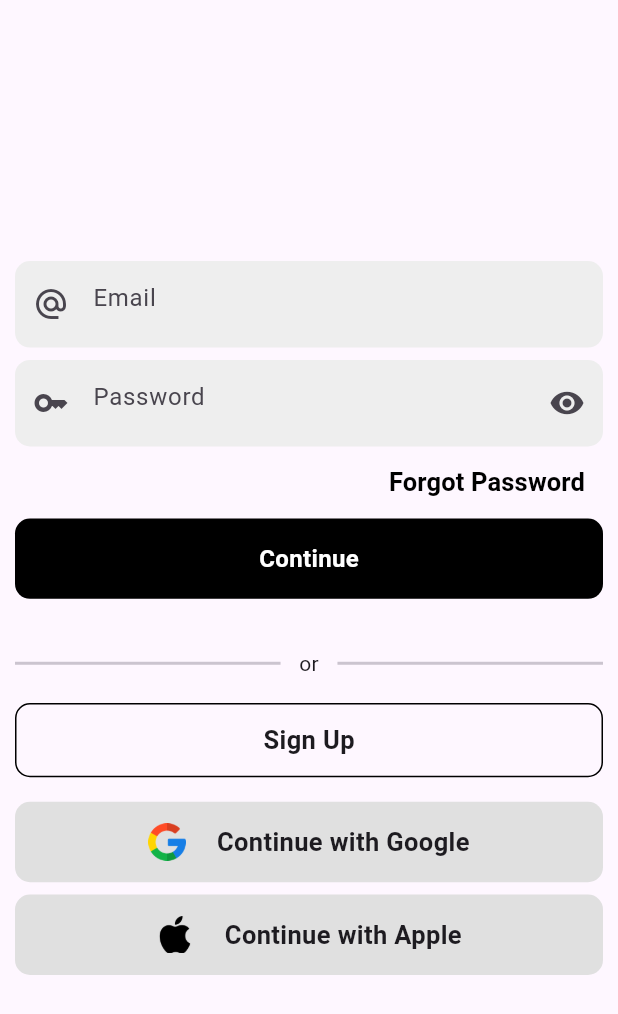
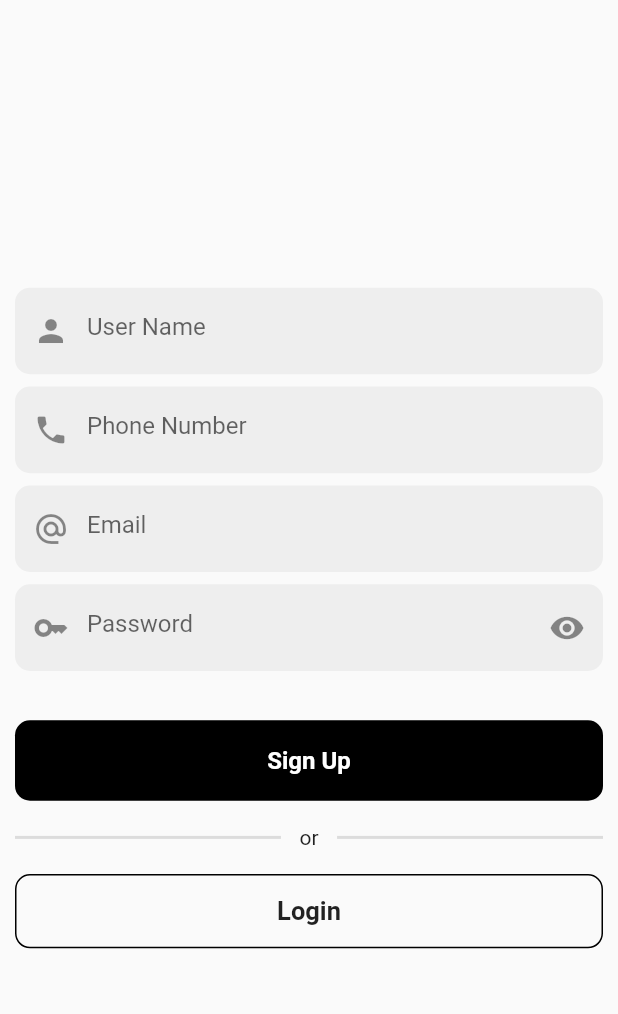
Before and after one commit to Shahabmustafa/softwere_house_task_one, a Flutter app: the LoginPage screen opened directly, after a tap on "Sign Up", on a phone screen of 412 x 824 dp. Shown: the top 1014 px of the screen. Run offline on Flutter 3.47's test engine with Material 2 defaults, Android fonts, the phone set to English and light mode, and no system bars; our stand-ins replace cloud_firestore, firebase_auth, firebase_core, get, google_maps_flutter, persistent_bottom_nav_bar and 1 more; accounts and stored records are empty.

Commit message:
add signup  service

```diff
--- /dev/null
+++ b/lib/src/model/user_model.dart
@@ -0,0 +1,36 @@
+class UserModel {
+  String? userName;
+  String? email;
+  String? phoneNumber;
+  String? profileImage;
+  String? payment;
+  String? type;
+
+  UserModel(
+      {this.userName,
+        this.email,
+        this.phoneNumber,
+        this.profileImage,
+        this.payment,
+        this.type});
+
+  UserModel.fromJson(Map<String, dynamic> json) {
+    userName = json['userName'];
+    email = json['email'];
+    phoneNumber = json['phoneNumber'];
+    profileImage = json['profileImage'];
+    payment = json['payment'];
+    type = json['type'];
+  }
+
+  Map<String, dynamic> toJson() {
+    final Map<String, dynamic> data = new Map<String, dynamic>();
+    data['userName'] = this.userName;
+    data['email'] = this.email;
+    data['phoneNumber'] = this.phoneNumber;
+    data['profileImage'] = this.profileImage;
+    data['payment'] = this.payment;
+    data['type'] = this.type;
+    return data;
+  }
+}
--- /dev/null
+++ b/lib/src/service/auth_service.dart
@@ -0,0 +1,43 @@
+import 'package:cloud_firestore/cloud_firestore.dart';
+import 'package:firebase_auth/firebase_auth.dart';
+import 'package:flutter/cupertino.dart';
+import 'package:get/state_manager.dart';
+import 'package:uber_app/src/model/user_model.dart';
+
+class AuthService extends GetxController{
+  static final firebaseAuth = FirebaseAuth.instance;
+  static final firebase = FirebaseFirestore.instance.collection("users");
+  RxBool loading = false.obs;
+  final userName = TextEditingController().obs;
+  final phoneNumber = TextEditingController().obs;
+  final email = TextEditingController().obs;
+  final password = TextEditingController().obs;
+
+  Future<void> SignIn(BuildContext context)async{
+    loading.value = true;
+   try{
+     await firebaseAuth.createUserWithEmailAndPassword(
+       email: email.value.text,
+       password: password.value.text,
+     ).then((value){
+       print(value);
+       UserModel userModel = UserModel(
+         userName: userName.value.text,
+         email: email.value.text,
+         phoneNumber: phoneNumber.value.text,
+         payment: "",
+         profileImage: "",
+         type: "",
+       );
+       firebase.doc(value.user!.uid).set(userModel.toJson());
+       loading.value = false;
+     }).onError((error, stackTrace){
+       loading.value = false;
+       print(error);
+     });
+   }catch(e){
+     loading.value = false;
+     print(e);
+   }
+  }
+}
--- a/lib/src/share/app_text_field.dart
+++ b/lib/src/share/app_text_field.dart
@@ -2,10 +2,24 @@ import 'package:flutter/material.dart';
 import 'package:uber_app/src/style/app_color.dart';
 
 class TextForm extends StatelessWidget {
-  TextForm({Key? key,this.prefixIcon,this.suffixIcon,required this.title}) : super(key: key);
+  TextForm({
+    Key? key,
+    this.prefixIcon,
+    this.suffixIcon,
+    required this.title,
+    this.controller,
+    this.validator,
+    this.keyboardType,
+    this.obscureText = false,
+  }) : super(key: key);
   String title;
+  TextEditingController? controller;
   IconData? suffixIcon;
   IconData? prefixIcon;
+  String? Function(String?)? validator;
+  TextInputType? keyboardType;
+  bool obscureText;
+
   @override
   Widget build(BuildContext context) {
     final height = MediaQuery.sizeOf(context).height;
@@ -19,6 +33,10 @@ class TextForm extends StatelessWidget {
       ),
       child: Center(
         child: TextFormField(
+          keyboardType: keyboardType,
+          validator: validator,
+          controller: controller,
+          obscureText: obscureText,
           decoration: InputDecoration(
             hintText: title,
             suffixIcon: Icon(suffixIcon),
--- a/lib/src/share/custom_button.dart
+++ b/lib/src/share/custom_button.dart
@@ -3,6 +3,7 @@
 
 import 'package:flutter/cupertino.dart';
 import 'package:flutter/material.dart';
+import 'package:uber_app/src/style/app_color.dart';
 
 class CustomButton extends StatelessWidget {
   CustomButton({Key? key,
@@ -12,6 +13,7 @@ class CustomButton extends StatelessWidget {
     this.onTap,
     this.decoration,
     this.textStyle,
+    this.loading = false,
   }) : super(key: key);
   String text;
   VoidCallback? onTap;
@@ -19,23 +21,21 @@ class CustomButton extends StatelessWidget {
   double? width;
   Decoration? decoration;
   TextStyle? textStyle;
+  bool loading;
 
   @override
   Widget build(BuildContext context) {
     return InkWell(
-      onTap: onTap,
+      onTap: loading ? null : onTap,
       child: Container(
         height: height,
         width: width,
         decoration: decoration,
-        child: Row(
-          mainAxisAlignment: MainAxisAlignment.center,
-          children: [
-            Text(
-              text,
-              style: textStyle,
-            ),
-          ],
+        child: loading ? Center(child: CircularProgressIndicator(color: AppColor.whiteColor,)) : Center(
+          child: Text(
+            text,
+            style: textStyle,
+          ),
         ),
       ),
     );
--- a/lib/src/view/Driver/driver_profile.dart
+++ b/lib/src/view/Driver/driver_profile.dart
@@ -28,7 +28,8 @@ class _DriverProfileState extends State<DriverProfile> {
       body: Column(
         children: [
           InkWell(
-
+            highlightColor: Colors.transparent,
+            splashColor: Colors.transparent,
             onTap: (){
               showModalBottomSheet(
                   context: context,
--- a/lib/src/view/Passenger/passenger_profile.dart
+++ b/lib/src/view/Passenger/passenger_profile.dart
@@ -28,7 +28,8 @@ class _PassengerProfileState extends State<PassengerProfile> {
       body: Column(
         children: [
           InkWell(
-
+            highlightColor: Colors.transparent,
+            splashColor: Colors.transparent,
             onTap: (){
               showModalBottomSheet(
                 context: context,
--- a/lib/src/view/auth/login_screen.dart
+++ b/lib/src/view/auth/login_screen.dart
@@ -6,6 +6,7 @@ import 'package:uber_app/src/style/app_text_style.dart';
 import 'package:uber_app/src/style/social_media_button.dart';
 import 'package:uber_app/src/view/auth/phone_otp_send.dart';
 import 'package:uber_app/src/view/auth/select_user.dart';
+import 'package:uber_app/src/view/auth/sign_up.dart';
 
 class LoginPage extends StatefulWidget {
   const LoginPage({Key? key}) : super(key: key);
@@ -106,7 +107,7 @@ class _LoginPageState extends State<LoginPage> {
                 fontSize: 17
               ),
               onTap: (){
-
+                Navigator.push(context, MaterialPageRoute(builder: (context) => SignUpPage()));
               },
             ),
             SizedBox(
--- /dev/null
+++ b/lib/src/view/auth/sign_up.dart
@@ -0,0 +1,150 @@
+import 'package:flutter/material.dart';
+import 'package:get/get.dart';
+import 'package:get/instance_manager.dart';
+import 'package:uber_app/src/service/auth_service.dart';
+import 'package:uber_app/src/view/auth/select_user.dart';
+
+import '../../share/app_text_field.dart';
+import '../../share/custom_button.dart';
+import '../../style/app_color.dart';
+
+class SignUpPage extends StatefulWidget {
+  const SignUpPage({Key? key}) : super(key: key);
+
+  @override
+  State<SignUpPage> createState() => _SignUpPageState();
+}
+
+class _SignUpPageState extends State<SignUpPage> {
+  final _key = GlobalKey<FormState>();
+  final signUp = Get.put(AuthService());
+  @override
+  Widget build(BuildContext context) {
+    final height = MediaQuery.sizeOf(context).height;
+    final width = MediaQuery.sizeOf(context).width;
+    return Scaffold(
+      body: Padding(
+        padding: const EdgeInsets.symmetric(horizontal: 10),
+        child: Column(
+          mainAxisAlignment: MainAxisAlignment.center,
+          children: [
+            Form(
+              key: _key,
+              child: Column(
+                children: [
+                  TextForm(
+                    title: "User Name",
+                    prefixIcon: Icons.person,
+                    controller: signUp.userName.value,
+                    validator: (value){
+                      return value!.isEmpty ? "Please Enter your User Name" : null;
+                    },
+                  ),
+                  SizedBox(
+                    height: height * 0.01,
+                  ),
+                  TextForm(
+                    title: "Phone Number",
+                    prefixIcon: Icons.phone,
+                    controller: signUp.phoneNumber.value,
+                    keyboardType: TextInputType.phone,
+                    validator: (value){
+                      return value!.isEmpty ? "Please Enter your Phone Number" : null;
+                    },
+                  ),
+                  SizedBox(
+                    height: height * 0.01,
+                  ),
+                  TextForm(
+                    title: "Email",
+                    prefixIcon: Icons.alternate_email,
+                    controller: signUp.email.value,
+                    keyboardType: TextInputType.emailAddress,
+                    validator: (value){
+                      return value!.isEmpty ? "Please Enter your Enter Your Number" : null;
+                    },
+                  ),
+                  SizedBox(
+                    height: height * 0.01,
+                  ),
+                  TextForm(
+                    title: "Password",
+                    keyboardType: TextInputType.visiblePassword,
+                    prefixIcon: Icons.key,
+                    suffixIcon: Icons.visibility,
+                    controller: signUp.password.value,
+                    obscureText: true,
+                    validator: (value){
+                      return value!.isEmpty ?
+                      "Please Enter your Password" :
+                      value.length < 8 ? "Please Enter Your Strong Password" :
+                      null;
+                    },
+                  ),
+                ],
+              ),
+            ),
+            SizedBox(
+              height: height * 0.04,
+            ),
+            Obx((){
+              return CustomButton(
+                loading: signUp.loading.value,
+                text: "Sign Up",
+                height: height * 0.065,
+                width: width * 1,
+                onTap: (){
+                  if(_key.currentState!.validate()){
+                    signUp.SignIn(context);
+                  }
+                },
+                textStyle: TextStyle(
+                  color: AppColor.whiteColor,
+                  fontWeight: FontWeight.bold,
+                  fontSize: 16,
+                ),
+                decoration: BoxDecoration(
+                  color: AppColor.blackColor,
+                  borderRadius: BorderRadius.circular(10),
+                ),
+              );
+            }),
+            SizedBox(
+              height: height * 0.02,
+            ),
+            Row(
+              children: [
+                Flexible(child: Divider(thickness: 2,)),
+                SizedBox(width: width * 0.03,),
+                Text("or"),
+                SizedBox(width: width * 0.03,),
+                Flexible(child: Divider(thickness: 2,)),
+              ],
+            ),
+            SizedBox(
+              height: height * 0.02,
+            ),
+            CustomButton(
+              height: height * 0.06,
+              width: width * 1,
+              decoration: BoxDecoration(
+                  borderRadius: BorderRadius.circular(10),
+                  border: Border.all(
+                      color: AppColor.blackColor
+                  )
+              ),
+              text: "Login",
+              textStyle: TextStyle(
+                  fontWeight: FontWeight.bold,
+                  fontSize: 17
+              ),
+              onTap: (){
+                Navigator.pop(context);
+              },
+            ),
+          ],
+        ),
+      ),
+    );
+  }
+}
```
Also changed, not shown: lib/main.dart (+10 -2 lines), pubspec.yaml (+7 -0 lines), lib/firebase_options.dart (added), pubspec.lock, 8 other files.
